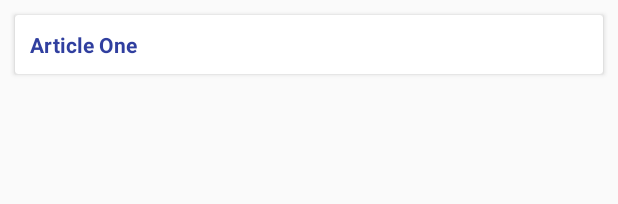
After one commit to sandeepsharma-kgp/NOC-MOOC, an Android app: the layout layout_article_list.xml on its own in the app's theme, with its tools: preview values and no code run, on a phone screen of 412 x 824 dp. The commit adds this screen. Shown: the top 204 px of the screen. Run offline under Robolectric (Android 15) with nearby library versions, the phone set to English and light mode, and no system bars.

Commit message:
Blog view updated

```diff
--- a/IMAD/MyBlog/app/src/main/AndroidManifest.xml
+++ b/IMAD/MyBlog/app/src/main/AndroidManifest.xml
@@ -18,6 +18,7 @@
                 <category android:name="android.intent.category.LAUNCHER" />
             </intent-filter>
         </activity>
+        <activity android:name=".ArticleListActivity"></activity>
     </application>
 
 </manifest>
--- a/IMAD/MyBlog/app/src/main/java/io/kgp/myblog/ApiManager.java
+++ b/IMAD/MyBlog/app/src/main/java/io/kgp/myblog/ApiManager.java
@@ -45,7 +45,7 @@ public class ApiManager {
 //            this.config = config;
 
         OkHttpClient client;
-        String proxy="10.3.100.207:8080";
+//        String proxy="10.3.100.207:8080";
         client = new OkHttpClient.Builder()
                 .connectTimeout(2, TimeUnit.MINUTES)
                 .readTimeout(2, TimeUnit.MINUTES)
--- a/IMAD/MyBlog/app/src/main/java/io/kgp/myblog/NetworkURL.java
+++ b/IMAD/MyBlog/app/src/main/java/io/kgp/myblog/NetworkURL.java
@@ -1,7 +1,8 @@
 package io.kgp.myblog;
 
 public class NetworkURL {
-    public static final String BASE_URL = "http://sandeepsharma-kgp.imad.hasura-app.io/";
+    public static final String BASE_URL = "http://sandeepsharma-kgp.imad.hasura-app.io";
     public static final String LOGIN="login";
     public static final String REGISTRATION="create-user";
+    public static final String GET_ARTICLES="get-articles";
 }
--- /dev/null
+++ b/IMAD/MyBlog/app/src/main/res/layout/layout_article_list.xml
@@ -0,0 +1,20 @@
+<?xml version="1.0" encoding="utf-8"?>
+
+<android.support.v7.widget.CardView xmlns:android="http://schemas.android.com/apk/res/android"
+    android:layout_width="match_parent"
+    android:id="@+id/cardView"
+    android:foreground="?selectableItemBackground"
+    android:layout_height="wrap_content"
+    android:layout_margin="10dp">
+
+
+    <TextView
+        android:id="@+id/articleName"
+        android:layout_width="match_parent"
+        android:layout_height="wrap_content"
+        android:padding="10dp"
+        android:text= "Article One"
+        android:textStyle="bold"
+        android:textColor="@color/colorPrimaryDark"/>
+
+</android.support.v7.widget.CardView>
```
Also changed, not shown: IMAD/MyBlog/app/build.gradle (+12 -10 lines), IMAD/MyBlog/app/src/main/java/io/kgp/myblog/ApiInterface.java (+7 -0 lines), IMAD/MyBlog/app/src/main/java/io/kgp/myblog/Article.java (added, +44 -0 lines), IMAD/MyBlog/app/src/main/java/io/kgp/myblog/ArticleItemViewHolder.java (added, +22 -0 lines), IMAD/MyBlog/app/src/main/java/io/kgp/myblog/ArticleListActivity.java (added, +99 -0 lines), IMAD/MyBlog/app/src/main/java/io/kgp/myblog/AuthenticationActivity.java (+11 -3 lines), IMAD/MyBlog/app/src/main/res/layout/activity_article_list.xml (added, +8 -0 lines).
